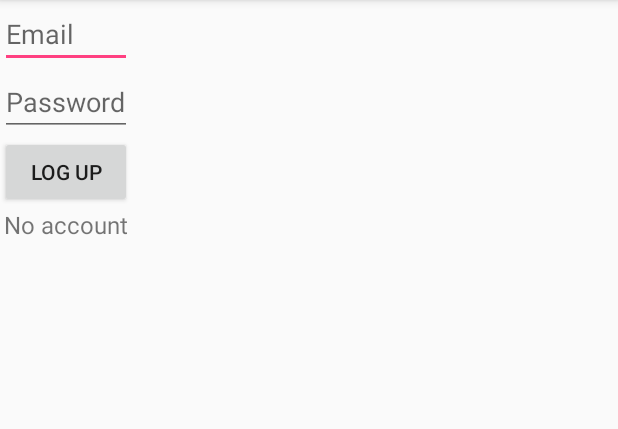
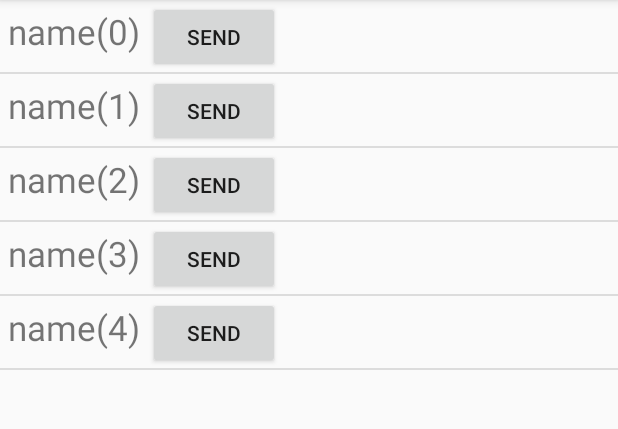
Before and after one commit to funtechhackday/vduder, an Android app: the screen it shows after launch (MainActivity before the commit, UserListActivity after it), on a phone screen of 412 x 824 dp, the part 84-513 px from its top. Run offline under Robolectric (Android 15) with nearby library versions, the phone set to English and light mode, and no system bars; our stand-ins replace Firebase (no records; nobody signed in at launch, a user with empty details on screens opened directly).

Commit message:
add list view buttons click listener basic send order logic

```diff
--- a/app/src/main/java/com/example/vduder/vduder/Activity/MainActivity.java
+++ b/app/src/main/java/com/example/vduder/vduder/Activity/MainActivity.java
@@ -35,12 +35,12 @@ public class MainActivity extends AppCompatActivity {
         super.onCreate(savedInstanceState);
         setContentView(R.layout.activity_main);
 
-        loginFrag = new LoginFragment();
-        fTrans = getSupportFragmentManager().beginTransaction();
-        fTrans.add(R.id.frgmCont, loginFrag);
-        fTrans.commit();
-//        Intent intent = new Intent(this, UserListActivity.class);
-//        startActivity(intent);
+//        loginFrag = new LoginFragment();
+//        fTrans = getSupportFragmentManager().beginTransaction();
+//        fTrans.add(R.id.frgmCont, loginFrag);
+//        fTrans.commit();
+        Intent intent = new Intent(this, UserListActivity.class);
+        startActivity(intent);
 //        mAuth = FirebaseAuth.getInstance();
 //        mDatabase = FirebaseDatabase.getInstance().getReference();
 //        mAuth.signInWithEmailAndPassword("dima.yonkov@gmail.com", "11111111")
--- a/app/src/main/java/com/example/vduder/vduder/Activity/UserListActivity.java
+++ b/app/src/main/java/com/example/vduder/vduder/Activity/UserListActivity.java
@@ -9,6 +9,7 @@ import android.widget.AdapterView;
 import android.widget.BaseAdapter;
 import android.widget.ListView;
 import android.widget.SimpleAdapter;
+import android.widget.Toast;
 
 import com.example.vduder.vduder.Core.UserListInfo;
 import com.example.vduder.vduder.Core.UserListViewAdapter;
@@ -21,15 +22,10 @@ import java.util.Arrays;
 import java.util.HashMap;
 import java.util.Map;
 
-public class UserListActivity extends AppCompatActivity {
-
-    private static final String ATTRIBUTE_USER_NAME = "userName";
-    private static final String ATTRIBUTE_BUTTON_STATUS = "statusText";
-
-    private static final String[] listViewFrom = { ATTRIBUTE_USER_NAME, ATTRIBUTE_BUTTON_STATUS };
-    private static final int[] listViewTo = { R.id.userNameTextView, R.id.userActionButton};
-
+public class UserListActivity extends AppCompatActivity
+{
     private ListView userListView;
+    UserListViewAdapter adapter;
 
     @Override
     protected void onCreate(Bundle savedInstanceState) {
@@ -56,7 +52,7 @@ public class UserListActivity extends AppCompatActivity {
             UserListInfo info = new UserListInfo();
             info.userId = "" + i;
             info.userName = "name(" + i + ")";
-            info.status = "send";
+            info.status = "send"; //TODO : seam
 
             res[i] = info;
         }
@@ -65,9 +61,25 @@ public class UserListActivity extends AppCompatActivity {
 
     private void SetViewDataList(UserListInfo[] users)
     {
-        UserListViewAdapter adapter = new UserListViewAdapter(
+        adapter = new UserListViewAdapter(
                                                 this,
                                                 new ArrayList<>(Arrays.asList(users)));
         userListView.setAdapter(adapter);
     }
+
+    public void OnListViewItemButtonClicked(int i, String userId, String status)
+    {
+        switch (status)
+        {
+            case "send":
+                SendOrder(userId, status);
+                adapter.SetButtonAction(i, "wait");
+                break;
+        }
+    }
+
+    private void SendOrder(String userId, String status)
+    {
+        Toast.makeText(this, "send new order to " + userId, Toast.LENGTH_SHORT).show();
+    }
 }
--- a/app/src/main/java/com/example/vduder/vduder/Core/UserListViewAdapter.java
+++ b/app/src/main/java/com/example/vduder/vduder/Core/UserListViewAdapter.java
@@ -8,6 +8,7 @@ import android.widget.BaseAdapter;
 import android.widget.Button;
 import android.widget.TextView;
 
+import com.example.vduder.vduder.Activity.UserListActivity;
 import com.example.vduder.vduder.R;
 
 import java.util.ArrayList;
@@ -17,15 +18,31 @@ import java.util.ArrayList;
  */
 public class UserListViewAdapter extends BaseAdapter
 {
-    private Context context;
+    private UserListActivity context;
     private LayoutInflater layoutInflater;
     private ArrayList<UserListInfo> objects;
+    private ArrayList<View> views;
 
-    public UserListViewAdapter(Context context, ArrayList<UserListInfo> userInfos)
+    private View.OnClickListener userButtonClickListener = new View.OnClickListener() {
+        @Override
+        public void onClick(View view) {
+            Button button = (Button) view;
+            UserListInfo info = (UserListInfo) getItem(button.getId());
+
+            int buttonId = button.getId();
+            String userId = info.userId;
+            String action = button.getText().toString();
+            context.OnListViewItemButtonClicked(buttonId, userId, action);
+        }
+    };;
+
+    public UserListViewAdapter(UserListActivity parentActivity, ArrayList<UserListInfo> userInfos)
     {
-        this.context = context;
+        this.context = parentActivity;
         objects = userInfos;
-        layoutInflater = (LayoutInflater) context.getSystemService(Context.LAYOUT_INFLATER_SERVICE);
+        layoutInflater = (LayoutInflater) parentActivity.getSystemService(Context.LAYOUT_INFLATER_SERVICE);
+
+        views = new ArrayList<>(userInfos.size());
     }
 
     @Override
@@ -58,12 +75,25 @@ public class UserListViewAdapter extends BaseAdapter
         UserListInfo info = GetUserListInfo(i);
 
         ((TextView) resView.findViewById(R.id.userNameTextView)).setText(info.userName);
-        ((Button) resView.findViewById(R.id.userActionButton)).setText(info.status);
 
+        Button userButton = resView.findViewById(R.id.userActionButton);
+        userButton.setText(info.status);
+        userButton.setId(i);
+        userButton.setOnClickListener(userButtonClickListener);
+
+        views.add(i, resView);
         return resView;
     }
 
     private UserListInfo GetUserListInfo(int i) {
         return (UserListInfo) getItem(i);
     }
+
+
+    public void SetButtonAction(int i, String newStatus)
+    {
+        View view = views.get(i);
+        Button button = (Button)view.findViewById(i);
+        button.setText(newStatus);
+    }
 }
```
